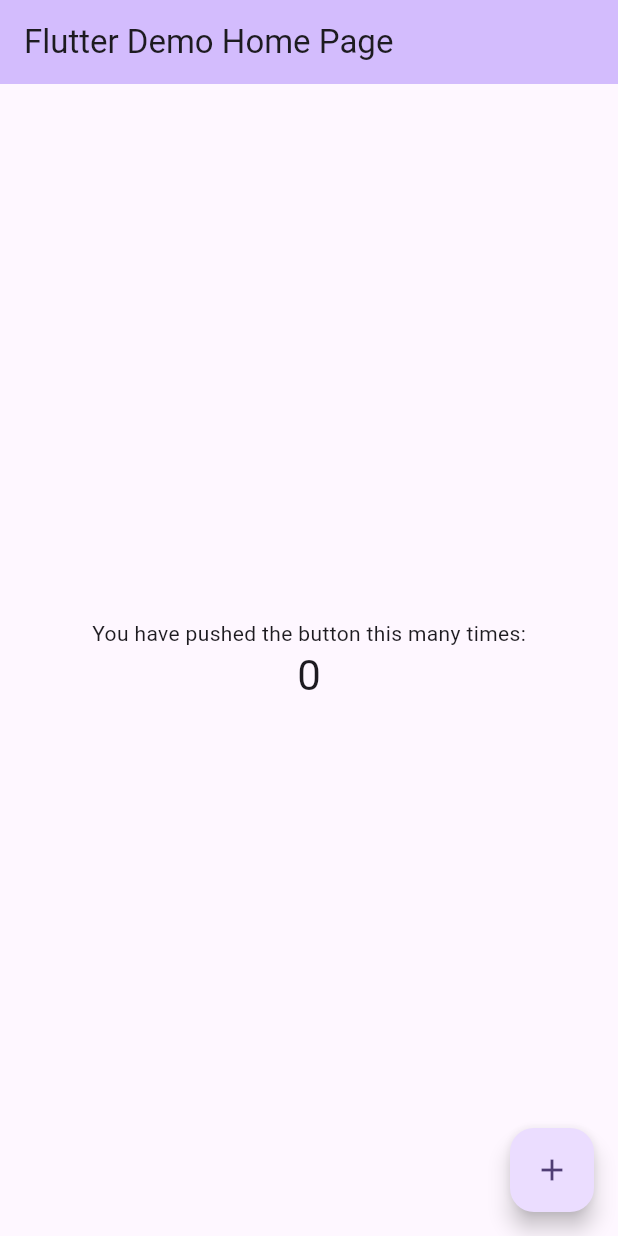
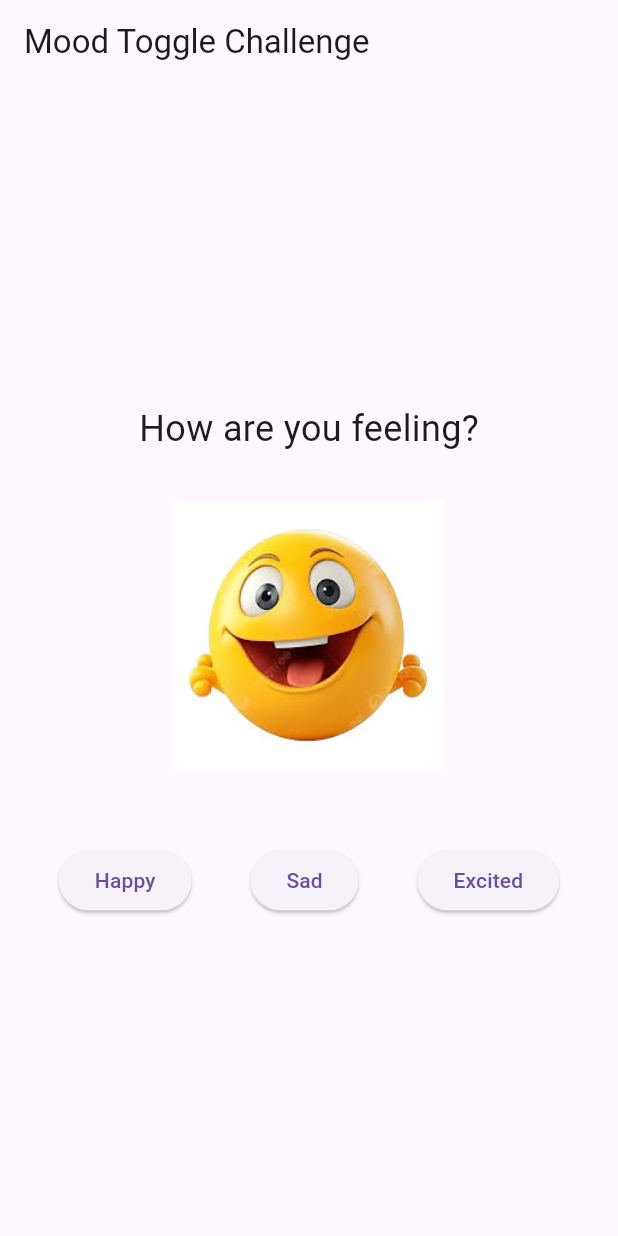
Before and after one commit to Lavanyathangaraj/mad_inclass_activity_7, a Flutter app: the screen it shows after launch, on a phone screen of 412 x 824 dp. Run offline on Flutter 3.47's test engine with Material 3 defaults, Android fonts, the phone set to English and light mode, and no system bars.

Commit message:
Mood Toggler

```diff
--- a/lib/main.dart
+++ b/lib/main.dart
@@ -1,122 +1,114 @@
 import 'package:flutter/material.dart';
+import 'package:provider/provider.dart';
 
 void main() {
-  runApp(const MyApp());
+  runApp(
+    ChangeNotifierProvider(
+      create: (context) => MoodModel(),
+      child: MyApp(),
+    ),
+  );
 }
 
+// Mood Model - The "Brain" of our app
+class MoodModel with ChangeNotifier {
+  String _currentMood = 'assets/happy_emoji.jpeg';
+
+  String get currentMood => _currentMood;
+
+  void setHappy() {
+    _currentMood = 'assets/happy_emoji.jpeg';
+    notifyListeners();
+  }
+
+  void setSad() {
+    _currentMood = 'assets/sad_emoji.jpeg';
+    notifyListeners();
+  }
+
+  void setExcited() {
+    _currentMood = 'assets/excited_emoji.jpeg';
+    notifyListeners();
+  }
+}
+
+// Main App Widget
 class MyApp extends StatelessWidget {
-  const MyApp({super.key});
-
-  // This widget is the root of your application.
   @override
   Widget build(BuildContext context) {
     return MaterialApp(
-      title: 'Flutter Demo',
-      theme: ThemeData(
-        // This is the theme of your application.
-        //
-        // TRY THIS: Try running your application with "flutter run". You'll see
-        // the application has a purple toolbar. Then, without quitting the app,
-        // try changing the seedColor in the colorScheme below to Colors.green
-        // and then invoke "hot reload" (save your changes or press the "hot
-        // reload" button in a Flutter-supported IDE, or press "r" if you used
-        // the command line to start the app).
-        //
-        // Notice that the counter didn't reset back to zero; the application
-        // state is not lost during the reload. To reset the state, use hot
-        // restart instead.
-        //
-        // This works for code too, not just values: Most code changes can be
-        // tested with just a hot reload.
-        colorScheme: ColorScheme.fromSeed(seedColor: Colors.deepPurple),
-      ),
-      home: const MyHomePage(title: 'Flutter Demo Home Page'),
+      title: 'Mood Toggle Challenge',
+      theme: ThemeData(primarySwatch: Colors.blue),
+      home: HomePage(),
     );
   }
 }
 
-class MyHomePage extends StatefulWidget {
-  const MyHomePage({super.key, required this.title});
-
-  // This widget is the home page of your application. It is stateful, meaning
-  // that it has a State object (defined below) that contains fields that affect
-  // how it looks.
-
-  // This class is the configuration for the state. It holds the values (in this
-  // case the title) provided by the parent (in this case the App widget) and
-  // used by the build method of the State. Fields in a Widget subclass are
-  // always marked "final".
-
-  final String title;
-
-  @override
-  State<MyHomePage> createState() => _MyHomePageState();
-}
-
-class _MyHomePageState extends State<MyHomePage> {
-  int _counter = 0;
-
-  void _incrementCounter() {
-    setState(() {
-      // This call to setState tells the Flutter framework that something has
-      // changed in this State, which causes it to rerun the build method below
-      // so that the display can reflect the updated values. If we changed
-      // _counter without calling setState(), then the build method would not be
-      // called again, and so nothing would appear to happen.
-      _counter++;
-    });
-  }
-
+// Home Page
+class HomePage extends StatelessWidget {
   @override
   Widget build(BuildContext context) {
-    // This method is rerun every time setState is called, for instance as done
-    // by the _incrementCounter method above.
-    //
-    // The Flutter framework has been optimized to make rerunning build methods
-    // fast, so that you can just rebuild anything that needs updating rather
-    // than having to individually change instances of widgets.
     return Scaffold(
-      appBar: AppBar(
-        // TRY THIS: Try changing the color here to a specific color (to
-        // Colors.amber, perhaps?) and trigger a hot reload to see the AppBar
-        // change color while the other colors stay the same.
-        backgroundColor: Theme.of(context).colorScheme.inversePrimary,
-        // Here we take the value from the MyHomePage object that was created by
-        // the App.build method, and use it to set our appbar title.
-        title: Text(widget.title),
-      ),
+      appBar: AppBar(title: Text('Mood Toggle Challenge')),
       body: Center(
-        // Center is a layout widget. It takes a single child and positions it
-        // in the middle of the parent.
         child: Column(
-          // Column is also a layout widget. It takes a list of children and
-          // arranges them vertically. By default, it sizes itself to fit its
-          // children horizontally, and tries to be as tall as its parent.
-          //
-          // Column has various properties to control how it sizes itself and
-          // how it positions its children. Here we use mainAxisAlignment to
-          // center the children vertically; the main axis here is the vertical
-          // axis because Columns are vertical (the cross axis would be
-          // horizontal).
-          //
-          // TRY THIS: Invoke "debug painting" (choose the "Toggle Debug Paint"
-          // action in the IDE, or press "p" in the console), to see the
-          // wireframe for each widget.
           mainAxisAlignment: MainAxisAlignment.center,
-          children: <Widget>[
-            const Text('You have pushed the button this many times:'),
-            Text(
-              '$_counter',
-              style: Theme.of(context).textTheme.headlineMedium,
-            ),
+          children: [
+            Text('How are you feeling?', style: TextStyle(fontSize: 24)),
+            SizedBox(height: 30),
+            MoodDisplay(),
+            SizedBox(height: 50),
+            MoodButtons(),
           ],
         ),
       ),
-      floatingActionButton: FloatingActionButton(
-        onPressed: _incrementCounter,
-        tooltip: 'Increment',
-        child: const Icon(Icons.add),
-      ), // This trailing comma makes auto-formatting nicer for build methods.
     );
   }
 }
+
+// Widget that displays the current mood
+class MoodDisplay extends StatelessWidget {
+  @override
+  Widget build(BuildContext context) {
+    return Consumer<MoodModel>(
+      builder: (context, moodModel, child) {
+        return Image.asset(
+          moodModel.currentMood,
+          width: 180,
+          height: 180,
+          fit: BoxFit.cover,
+        );
+      },
+    );
+  }
+}
+
+// Widget with buttons to change the mood
+class MoodButtons extends StatelessWidget {
+  @override
+  Widget build(BuildContext context) {
+    return Row(
+      mainAxisAlignment: MainAxisAlignment.spaceEvenly,
+      children: [
+        ElevatedButton(
+          onPressed: () {
+            Provider.of<MoodModel>(context, listen: false).setHappy();
+          },
+          child: Text('Happy'),
+        ),
+        ElevatedButton(
+          onPressed: () {
+            Provider.of<MoodModel>(context, listen: false).setSad();
+          },
+          child: Text('Sad'),
+        ),
+        ElevatedButton(
+          onPressed: () {
+            Provider.of<MoodModel>(context, listen: false).setExcited();
+          },
+          child: Text('Excited'),
+        ),
+      ],
+    );
+  }
+}
--- a/pubspec.yaml
+++ b/pubspec.yaml
@@ -61,7 +61,10 @@ flutter:
   # assets:
   #   - images/a_dot_burr.jpeg
   #   - images/a_dot_ham.jpeg
-
+  assets:
+    - assets/happy_emoji.jpeg
+    - assets/sad_emoji.jpeg
+    - assets/excited_emoji.jpeg
   # An image asset can refer to one or more resolution-specific "variants", see
   # https://flutter.dev/to/resolution-aware-images
 
```
Also changed, not shown: assets/excited_emoji.jpeg (added), assets/happy_emoji.jpeg (added), assets/sad_emoji.jpeg (added).
